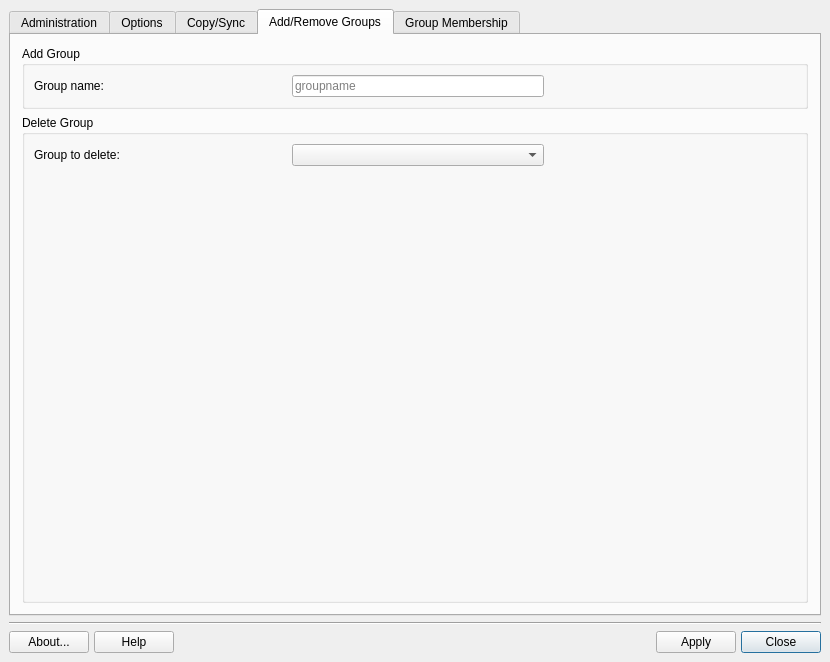
First picture: the form in mainwindow.ui, repository MX-Linux/mx-user, before the edit.
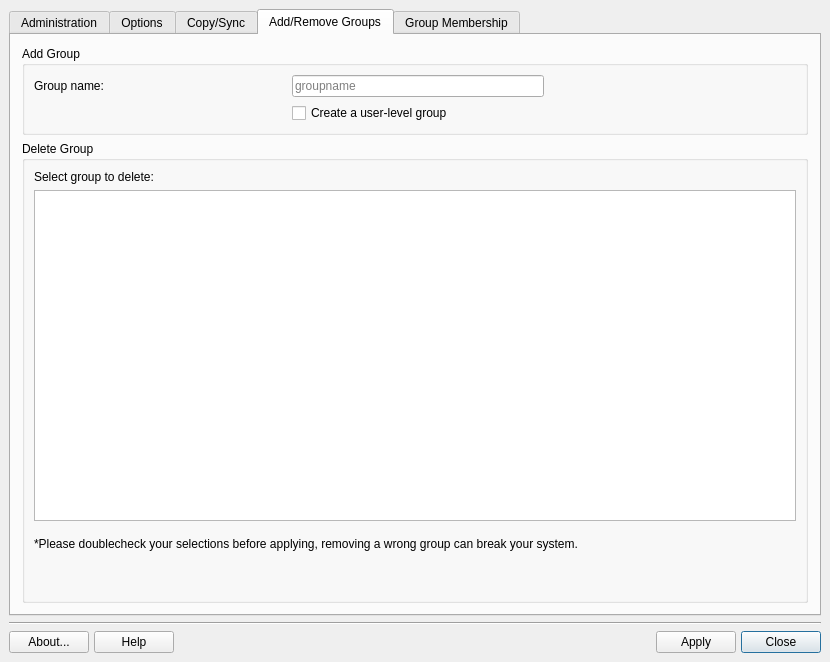
Second picture: the form after the edit. The open tabs and pages were chosen to show the change. Icons and pictures are not drawn.

Commit message: List the groups to delete in a QListWidget instead of a comboBox; add option for creating groups with user-level IDs

```diff
--- a/mainwindow.ui
+++ b/mainwindow.ui
@@ -1230,7 +1230,20 @@
             </property>
            </widget>
           </item>
-          <item row="0" column="2">
+          <item row="1" column="1">
+           <widget class="QCheckBox" name="checkGroupUserLevel">
+            <property name="toolTip">
+             <string>Create a group with GID &gt; 1000</string>
+            </property>
+            <property name="text">
+             <string>Create a user-level group</string>
+            </property>
+            <property name="checked">
+             <bool>false</bool>
+            </property>
+           </widget>
+          </item>
+          <item row="0" column="3">
            <spacer name="horizontalSpacer_6">
             <property name="orientation">
              <enum>Qt::Horizontal</enum>
@@ -1273,11 +1286,40 @@
           <property name="spacing">
            <number>6</number>
           </property>
-          <item row="1" column="0" colspan="2">
+          <item row="1" column="0" colspan="3">
+           <widget class="QListWidget" name="listGroupsToRemove">
+            <property name="isWrapping" stdset="0">
+             <bool>true</bool>
+            </property>
+            <property name="resizeMode">
+             <enum>QListView::Adjust</enum>
+            </property>
+           </widget>
+          </item>
+          <item row="3" column="0" colspan="3">
+           <spacer name="verticalSpacer_4">
+            <property name="orientation">
+             <enum>Qt::Vertical</enum>
+            </property>
+            <property name="sizeType">
+             <enum>QSizePolicy::Fixed</enum>
+            </property>
+            <property name="sizeHint" stdset="0">
+             <size>
+              <width>20</width>
+              <height>10</height>
+             </size>
+            </property>
+           </spacer>
+          </item>
+          <item row="5" column="0" colspan="3">
            <spacer name="verticalSpacer">
             <property name="orientation">
              <enum>Qt::Vertical</enum>
             </property>
+            <property name="sizeType">
+             <enum>QSizePolicy::Minimum</enum>
+            </property>
             <property name="sizeHint" stdset="0">
              <size>
               <width>20</width>
@@ -1286,19 +1328,6 @@
             </property>
            </spacer>
           </item>
-          <item row="0" column="1">
-           <widget class="QComboBox" name="deleteGroupCombo">
-            <property name="sizePolicy">
-             <sizepolicy hsizetype="MinimumExpanding" vsizetype="Minimum">
-              <horstretch>0</horstretch>
-              <verstretch>0</verstretch>
-             </sizepolicy>
-            </property>
-            <property name="toolTip">
-             <string>Select group to delete</string>
-            </property>
-           </widget>
-          </item>
           <item row="0" column="0">
            <widget class="QLabel" name="deleteGroupLabel">
             <property name="sizePolicy">
@@ -1317,25 +1346,16 @@
              <enum>QFrame::Plain</enum>
             </property>
             <property name="text">
-             <string>Group to delete:</string>
-            </property>
-            <property name="buddy">
-             <cstring>deleteGroupCombo</cstring>
+             <string>Select group to delete:</string>
             </property>
            </widget>
           </item>
-          <item row="0" column="2">
-           <spacer name="horizontalSpacer_7">
-            <property name="orientation">
-             <enum>Qt::Horizontal</enum>
+          <item row="4" column="0" colspan="2">
+           <widget class="QLabel" name="label_5">
+            <property name="text">
+             <string>*Please doublecheck your selections before applying, removing a wrong group can break your system.</string>
             </property>
-            <property name="sizeHint" stdset="0">
-             <size>
-              <width>40</width>
-              <height>20</height>
-             </size>
-            </property>
-           </spacer>
+           </widget>
           </item>
          </layout>
         </widget>
```
Left out of the diff: 194 changed lines with no effect on the pictures. The commit also changes 2 other files.
